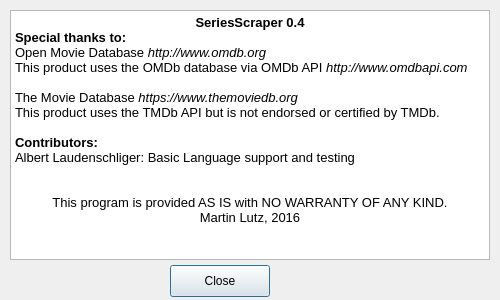
Old version of the form SeriesScraper/aboutdialog.ui in the repository martinLutz1/SeriesScraper.
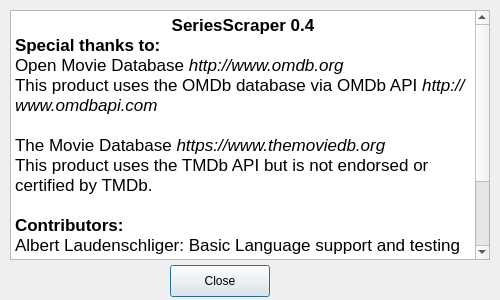
New version of the form. Icons and pictures are not drawn.

What changed in the file:
```diff
--- a/SeriesScraper/aboutdialog.ui
+++ b/SeriesScraper/aboutdialog.ui
@@ -60,7 +60,7 @@
    <property name="font">
     <font>
      <family>Segoe UI</family>
-     <pointsize>8</pointsize>
+     <pointsize>10</pointsize>
     </font>
    </property>
    <property name="readOnly">
@@ -70,22 +70,22 @@
     <string>&lt;!DOCTYPE HTML PUBLIC &quot;-//W3C//DTD HTML 4.0//EN&quot; &quot;http://www.w3.org/TR/REC-html40/strict.dtd&quot;&gt;
 &lt;html&gt;&lt;head&gt;&lt;meta name=&quot;qrichtext&quot; content=&quot;1&quot; /&gt;&lt;style type=&quot;text/css&quot;&gt;
 p, li { white-space: pre-wrap; }
-&lt;/style&gt;&lt;/head&gt;&lt;body style=&quot; font-family:'Segoe UI'; font-size:8pt; font-weight:400; font-style:normal;&quot;&gt;
-&lt;p align=&quot;center&quot; style=&quot; margin-top:0px; margin-bottom:0px; margin-left:0px; margin-right:0px; -qt-block-indent:0; text-indent:0px;&quot;&gt;&lt;span style=&quot; font-family:'.SF NS Text'; font-size:10pt; font-weight:600;&quot;&gt;SeriesScraper 0.4&lt;/span&gt;&lt;/p&gt;
-&lt;p style=&quot; margin-top:0px; margin-bottom:0px; margin-left:0px; margin-right:0px; -qt-block-indent:0; text-indent:0px;&quot;&gt;&lt;span style=&quot; font-family:'.SF NS Text'; font-size:10pt; font-weight:600;&quot;&gt;Special thanks to:&lt;/span&gt;&lt;/p&gt;
-&lt;p style=&quot; margin-top:0px; margin-bottom:0px; margin-left:0px; margin-right:0px; -qt-block-indent:0; text-indent:0px;&quot;&gt;&lt;span style=&quot; font-family:'Helvetica'; font-size:10pt;&quot;&gt;Open Movie Database &lt;/span&gt;&lt;span style=&quot; font-family:'Helvetica'; font-size:10pt; font-style:italic;&quot;&gt;http://www.omdb.org&lt;/span&gt;&lt;/p&gt;
-&lt;p style=&quot; margin-top:0px; margin-bottom:0px; margin-left:0px; margin-right:0px; -qt-block-indent:0; text-indent:0px;&quot;&gt;&lt;span style=&quot; font-family:'Helvetica'; font-size:10pt;&quot;&gt;This product uses the OMDb database via OMDb API &lt;/span&gt;&lt;span style=&quot; font-family:'Helvetica'; font-size:10pt; font-style:italic;&quot;&gt;http://www.omdbapi.com&lt;/span&gt;&lt;/p&gt;
-&lt;p style=&quot;-qt-paragraph-type:empty; margin-top:0px; margin-bottom:0px; margin-left:0px; margin-right:0px; -qt-block-indent:0; text-indent:0px; font-family:'Helvetica'; font-size:10pt;&quot;&gt;&lt;br /&gt;&lt;/p&gt;
+&lt;/style&gt;&lt;/head&gt;&lt;body style=&quot; font-family:'Segoe UI'; font-size:10pt; font-weight:400; font-style:normal;&quot;&gt;
+&lt;p align=&quot;center&quot; style=&quot; margin-top:0px; margin-bottom:0px; margin-left:0px; margin-right:0px; -qt-block-indent:0; text-indent:0px;&quot;&gt;&lt;span style=&quot; font-family:'.SF NS Text'; font-size:13pt; font-weight:600;&quot;&gt;SeriesScraper 0.4&lt;/span&gt;&lt;/p&gt;
+&lt;p style=&quot; margin-top:0px; margin-bottom:0px; margin-left:0px; margin-right:0px; -qt-block-indent:0; text-indent:0px;&quot;&gt;&lt;span style=&quot; font-family:'.SF NS Text'; font-size:13pt; font-weight:600;&quot;&gt;Special thanks to:&lt;/span&gt;&lt;/p&gt;
+&lt;p style=&quot; margin-top:0px; margin-bottom:0px; margin-left:0px; margin-right:0px; -qt-block-indent:0; text-indent:0px;&quot;&gt;&lt;span style=&quot; font-family:'Helvetica'; font-size:13pt;&quot;&gt;Open Movie Database &lt;/span&gt;&lt;span style=&quot; font-family:'Helvetica'; font-size:13pt; font-style:italic;&quot;&gt;http://www.omdb.org&lt;/span&gt;&lt;/p&gt;
+&lt;p style=&quot; margin-top:0px; margin-bottom:0px; margin-left:0px; margin-right:0px; -qt-block-indent:0; text-indent:0px;&quot;&gt;&lt;span style=&quot; font-family:'Helvetica'; font-size:13pt;&quot;&gt;This product uses the OMDb database via OMDb API &lt;/span&gt;&lt;span style=&quot; font-family:'Helvetica'; font-size:13pt; font-style:italic;&quot;&gt;http://www.omdbapi.com&lt;/span&gt;&lt;/p&gt;
+&lt;p style=&quot;-qt-paragraph-type:empty; margin-top:0px; margin-bottom:0px; margin-left:0px; margin-right:0px; -qt-block-indent:0; text-indent:0px; font-family:'Helvetica'; font-size:13pt;&quot;&gt;&lt;br /&gt;&lt;/p&gt;
 &lt;p style=&quot; margin-top:0px; margin-bottom:0px; margin-left:0px; margin-right:0px; -qt-block-indent:0; text-indent:0px;&quot;&gt;&lt;img src=&quot;:/images/application_logos/tmdb.png&quot; style=&quot;float: right;&quot; /&gt;&lt;/p&gt;
-&lt;p style=&quot; margin-top:0px; margin-bottom:0px; margin-left:0px; margin-right:0px; -qt-block-indent:0; text-indent:0px;&quot;&gt;&lt;span style=&quot; font-family:'Helvetica'; font-size:10pt;&quot;&gt;The Movie Database &lt;/span&gt;&lt;span style=&quot; font-family:'Helvetica'; font-size:10pt; font-style:italic;&quot;&gt;https://www.themoviedb.org&lt;/span&gt;&lt;/p&gt;
-&lt;p style=&quot; margin-top:0px; margin-bottom:0px; margin-left:0px; margin-right:0px; -qt-block-indent:0; text-indent:0px;&quot;&gt;&lt;span style=&quot; font-family:'Helvetica'; font-size:10pt;&quot;&gt;This product uses the TMDb API but is not endorsed or certified by TMDb.&lt;/span&gt;&lt;/p&gt;
-&lt;p style=&quot;-qt-paragraph-type:empty; margin-top:0px; margin-bottom:0px; margin-left:0px; margin-right:0px; -qt-block-indent:0; text-indent:0px; font-family:'.SF NS Text'; font-size:10pt;&quot;&gt;&lt;br /&gt;&lt;/p&gt;
-&lt;p style=&quot; margin-top:0px; margin-bottom:0px; margin-left:0px; margin-right:0px; -qt-block-indent:0; text-indent:0px;&quot;&gt;&lt;span style=&quot; font-family:'.SF NS Text'; font-size:10pt; font-weight:600;&quot;&gt;Contributors:&lt;/span&gt;&lt;/p&gt;
-&lt;p style=&quot; margin-top:0px; margin-bottom:0px; margin-left:0px; margin-right:0px; -qt-block-indent:0; text-indent:0px;&quot;&gt;&lt;span style=&quot; font-family:'Helvetica'; font-size:10pt;&quot;&gt;Albert Laudenschliger: Basic Language support and testing&lt;/span&gt;&lt;/p&gt;
-&lt;p align=&quot;center&quot; style=&quot;-qt-paragraph-type:empty; margin-top:0px; margin-bottom:0px; margin-left:0px; margin-right:0px; -qt-block-indent:0; text-indent:0px; font-family:'.SF NS Text'; font-size:10pt;&quot;&gt;&lt;br /&gt;&lt;/p&gt;
-&lt;p align=&quot;center&quot; style=&quot;-qt-paragraph-type:empty; margin-top:0px; margin-bottom:0px; margin-left:0px; margin-right:0px; -qt-block-indent:0; text-indent:0px; font-family:'.SF NS Text'; font-size:10pt;&quot;&gt;&lt;br /&gt;&lt;/p&gt;
-&lt;p align=&quot;center&quot; style=&quot; margin-top:0px; margin-bottom:0px; margin-left:0px; margin-right:0px; -qt-block-indent:0; text-indent:0px;&quot;&gt;&lt;span style=&quot; font-family:'.SF NS Text'; font-size:10pt;&quot;&gt;This program is provided AS IS with NO WARRANTY OF ANY KIND.&lt;/span&gt;&lt;/p&gt;
-&lt;p align=&quot;center&quot; style=&quot; margin-top:0px; margin-bottom:0px; margin-left:0px; margin-right:0px; -qt-block-indent:0; text-indent:0px;&quot;&gt;&lt;span style=&quot; font-family:'.SF NS Text'; font-size:10pt;&quot;&gt;Martin Lutz, 2016&lt;/span&gt;&lt;/p&gt;&lt;/body&gt;&lt;/html&gt;</string>
+&lt;p style=&quot; margin-top:0px; margin-bottom:0px; margin-left:0px; margin-right:0px; -qt-block-indent:0; text-indent:0px;&quot;&gt;&lt;span style=&quot; font-family:'Helvetica'; font-size:13pt;&quot;&gt;The Movie Database &lt;/span&gt;&lt;span style=&quot; font-family:'Helvetica'; font-size:13pt; font-style:italic;&quot;&gt;https://www.themoviedb.org&lt;/span&gt;&lt;/p&gt;
+&lt;p style=&quot; margin-top:0px; margin-bottom:0px; margin-left:0px; margin-right:0px; -qt-block-indent:0; text-indent:0px;&quot;&gt;&lt;span style=&quot; font-family:'Helvetica'; font-size:13pt;&quot;&gt;This product uses the TMDb API but is not endorsed or certified by TMDb.&lt;/span&gt;&lt;/p&gt;
+&lt;p style=&quot;-qt-paragraph-type:empty; margin-top:0px; margin-bottom:0px; margin-left:0px; margin-right:0px; -qt-block-indent:0; text-indent:0px; font-family:'.SF NS Text'; font-size:13pt;&quot;&gt;&lt;br /&gt;&lt;/p&gt;
+&lt;p style=&quot; margin-top:0px; margin-bottom:0px; margin-left:0px; margin-right:0px; -qt-block-indent:0; text-indent:0px;&quot;&gt;&lt;span style=&quot; font-family:'.SF NS Text'; font-size:13pt; font-weight:600;&quot;&gt;Contributors:&lt;/span&gt;&lt;/p&gt;
+&lt;p style=&quot; margin-top:0px; margin-bottom:0px; margin-left:0px; margin-right:0px; -qt-block-indent:0; text-indent:0px;&quot;&gt;&lt;span style=&quot; font-family:'Helvetica'; font-size:13pt;&quot;&gt;Albert Laudenschliger: Basic Language support and testing&lt;/span&gt;&lt;/p&gt;
+&lt;p align=&quot;center&quot; style=&quot;-qt-paragraph-type:empty; margin-top:0px; margin-bottom:0px; margin-left:0px; margin-right:0px; -qt-block-indent:0; text-indent:0px; font-family:'.SF NS Text'; font-size:13pt;&quot;&gt;&lt;br /&gt;&lt;/p&gt;
+&lt;p align=&quot;center&quot; style=&quot;-qt-paragraph-type:empty; margin-top:0px; margin-bottom:0px; margin-left:0px; margin-right:0px; -qt-block-indent:0; text-indent:0px; font-family:'.SF NS Text'; font-size:13pt;&quot;&gt;&lt;br /&gt;&lt;/p&gt;
+&lt;p align=&quot;center&quot; style=&quot; margin-top:0px; margin-bottom:0px; margin-left:0px; margin-right:0px; -qt-block-indent:0; text-indent:0px;&quot;&gt;&lt;span style=&quot; font-family:'.SF NS Text'; font-size:13pt;&quot;&gt;This program is provided AS IS with NO WARRANTY OF ANY KIND.&lt;/span&gt;&lt;/p&gt;
+&lt;p align=&quot;center&quot; style=&quot; margin-top:0px; margin-bottom:0px; margin-left:0px; margin-right:0px; -qt-block-indent:0; text-indent:0px;&quot;&gt;&lt;span style=&quot; font-family:'.SF NS Text'; font-size:13pt;&quot;&gt;Martin Lutz, 2016&lt;/span&gt;&lt;/p&gt;&lt;/body&gt;&lt;/html&gt;</string>
    </property>
   </widget>
  </widget>
```
